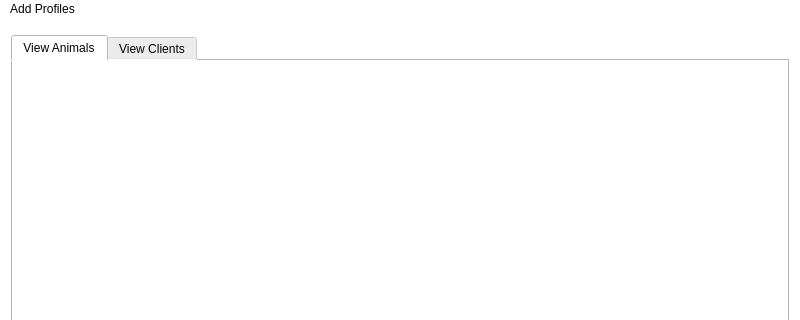
The window that app/MainWindow/MainWindow.ui (lfroms/cuacs) describes before a commit, drawn with Qt 5; both pictures show x 0 to 800 and y 0 to 320 of the 800 by 500 pixel window.
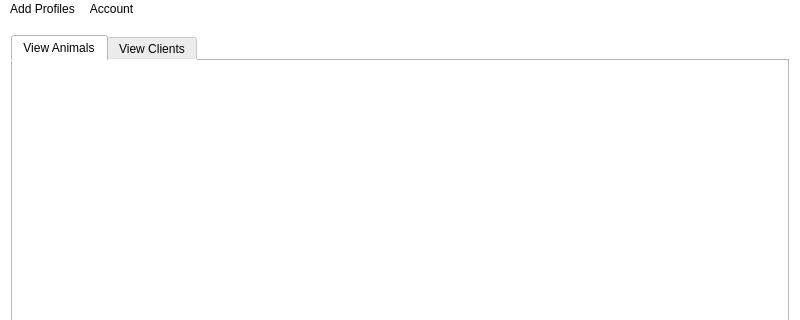
The same window after the commit.

Commit message: Add Edit My Profile button to menu bar for client logins

Patch:
```diff
--- a/app/MainWindow/MainWindow.ui
+++ b/app/MainWindow/MainWindow.ui
@@ -144,7 +144,14 @@
     <addaction name="actionAdd_Animal"/>
     <addaction name="actionAdd_Client"/>
    </widget>
+   <widget class="QMenu" name="menuAccount">
+    <property name="title">
+     <string>Account</string>
+    </property>
+    <addaction name="actionEdit_My_Profile"/>
+   </widget>
    <addaction name="menuTools"/>
+   <addaction name="menuAccount"/>
   </widget>
   <action name="actionAdd_Animal">
    <property name="text">
```
Left out of the diff: 22 changed lines with no effect on the pictures. The commit also changes 2 other files.
